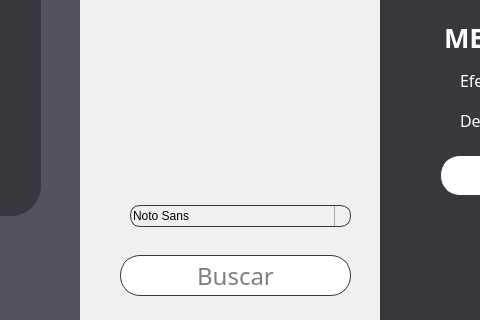
The window that app/frontend/pantalla_adeudo_facturador.ui (uRicardoCaballero/Radcomtest) describes before a commit, drawn with Qt 5; both pictures show x 260 to 740 and y 405 to 725 of the 1275 by 725 pixel window.
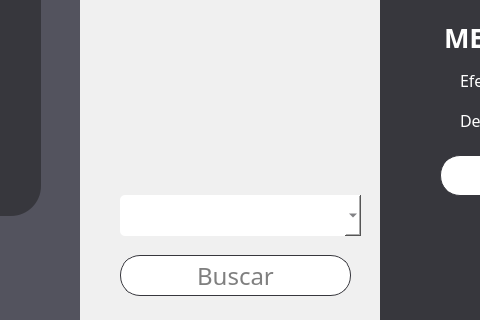
The same window after the commit. Icons and pictures are not drawn.

The edit to the form file:
```diff
--- a/app/frontend/pantalla_adeudo_facturador.ui
+++ b/app/frontend/pantalla_adeudo_facturador.ui
@@ -832,60 +832,30 @@
      <string>Buscar</string>
     </property>
    </widget>
-   <widget class="QFontComboBox" name="Filtro">
+   <widget class="QComboBox" name="Select1">
     <property name="geometry">
      <rect>
-      <x>50</x>
-      <y>610</y>
-      <width>221</width>
-      <height>22</height>
+      <x>40</x>
+      <y>600</y>
+      <width>241</width>
+      <height>41</height>
      </rect>
     </property>
     <property name="font">
      <font>
       <family>Montserrat</family>
-      <pointsize>14</pointsize>
+      <pointsize>-1</pointsize>
      </font>
     </property>
     <property name="styleSheet">
-     <string notr="true">QFontComboBox{
-	border: 1px solid #37373d;
-	border-radius: 10px;
-	background: transparent;
-}
-QComboBox::drop-down {
-    subcontrol-origin: padding;
-    subcontrol-position: top right;
-    width: 15px;
-    border-left-width: 1px;
-    border-left-color: darkgray;
-    border-left-style: solid;
-    border-top-right-radius: 3px;
-    border-bottom-right-radius: 3px;
-    background: transparent;  /* Fondo transparente */
-}
-
-QComboBox::down-arrow {
-    image: url(none); /* Borra cualquier imagen personalizada */
-    width: 10px;  /* Tamaño predeterminado de la flecha */
-    height: 10px;
-}
-
-QComboBox::down-arrow {
-    image: url(:/qt-project.org/styles/commonstyle/images/arrow-down-16.png);  /* Restaura la flecha predeterminada */
+     <string notr="true">QComboBox{
+ 	background: #FFFFFF;
+	color: #37373d;
+	border-radius: 5px;
+	font-family: Montserrat; /* Type of font */
+    font-size: 16px;                /* Size of the text */
 }</string>
     </property>
-    <property name="currentText">
-     <string/>
-    </property>
-    <property name="currentFont">
-     <font>
-      <family>Montserrat</family>
-      <pointsize>14</pointsize>
-      <weight>50</weight>
-      <bold>false</bold>
-     </font>
-    </property>
    </widget>
   </widget>
   <widget class="QLabel" name="label">
```
Left out of the diff: 2 changed lines with no effect on the pictures.
